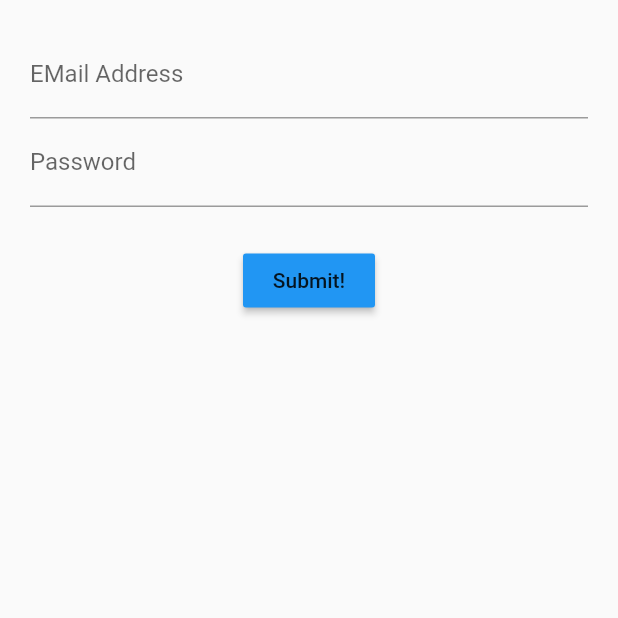
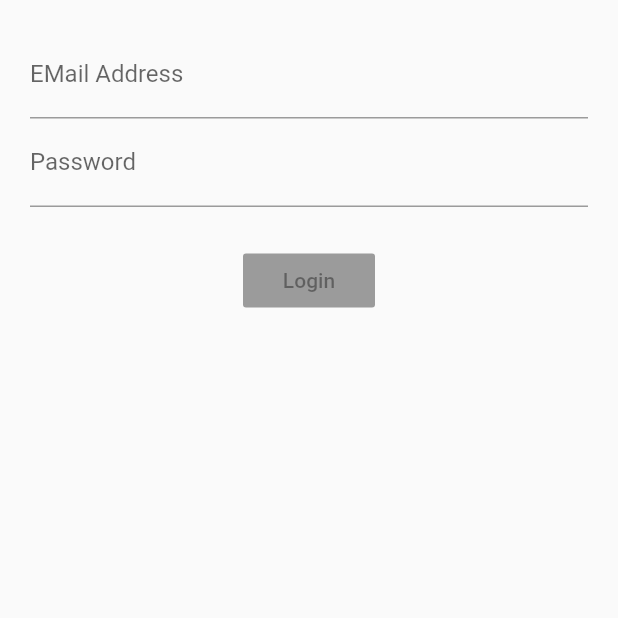
Before and after one commit to dhananjay12/learn-flutter, a Flutter app: the screen it shows after launch, on a phone screen of 412 x 824 dp, the top half of it. Run offline on Flutter 3.47's test engine with Material 2 defaults, Android fonts, the phone set to English and light mode, and no system bars; our stand-ins replace rxdart.

Commit message:
Bloc complete

```diff
--- a/login_bloc/lib/src/blocs/bloc.dart
+++ b/login_bloc/lib/src/blocs/bloc.dart
@@ -1,17 +1,28 @@
 import 'dart:async';
 import 'validators.dart';
+import 'package:rxdart/rxdart.dart';
 
 class Bloc extends Object with Validators {
-  final _email = StreamController<String>();
-  final _password = StreamController<String>();
+  final _email = BehaviorSubject<String>();
+  final _password = BehaviorSubject<String>();
 
   // Add data to stream
   Stream<String> get email => _email.stream.transform(validateEmail);
   Stream<String> get password => _password.stream.transform(validatePassword);
+  Stream<bool> get submitValid =>
+      CombineLatestStream.combine2(email, password, (e, p) => true);
 
   // Change data
   Function(String) get changeEmail => _email.sink.add;
   Function(String) get changePassword => _password.sink.add;
+
+  submit() {
+    final validEmail = _email.value;
+    final validPassword = _password.value;
+
+    print('Email is $validEmail');
+    print('Password is $validPassword');
+  }
 
   dispose() {
     _email.close();
--- a/login_bloc/lib/src/blocs/provider.dart
+++ b/login_bloc/lib/src/blocs/provider.dart
@@ -9,6 +9,6 @@ class Provider extends InheritedWidget {
   bool updateShouldNotify(_) => true;
 
   static Bloc of(BuildContext context) {
-    return (context.inheritFromWidgetOfExactType(Provider) as Provider).bloc;
+    return (context.dependOnInheritedWidgetOfExactType<Provider>()).bloc;
   }
 }
--- a/login_bloc/lib/src/screens/login_screen.dart
+++ b/login_bloc/lib/src/screens/login_screen.dart
@@ -13,7 +13,7 @@ class LoginScreen extends StatelessWidget {
           emailField(bloc),
           passwordField(bloc),
           Container(margin: EdgeInsets.only(top: 25.0)),
-          submitButton(),
+          submitButton(bloc),
         ],
       ),
     );
@@ -52,11 +52,16 @@ class LoginScreen extends StatelessWidget {
     );
   }
 
-  Widget submitButton() {
-    return RaisedButton(
-      color: Colors.blue,
-      child: Text('Submit!'),
-      onPressed: () {},
+  Widget submitButton(Bloc bloc) {
+    return StreamBuilder(
+      stream: bloc.submitValid,
+      builder: (context, snapshot) {
+        return RaisedButton(
+          child: Text('Login'),
+          color: Colors.blue,
+          onPressed: snapshot.hasData ? bloc.submit : null,
+        );
+      },
     );
   }
 }
--- a/login_bloc/pubspec.yaml
+++ b/login_bloc/pubspec.yaml
@@ -28,6 +28,7 @@ dependencies:
   # The following adds the Cupertino Icons font to your application.
   # Use with the CupertinoIcons class for iOS style icons.
   cupertino_icons: ^1.0.0
+  rxdart: ^0.24.1
 
 dev_dependencies:
   flutter_test:
```
Also changed, not shown: login_bloc/pubspec.lock.
